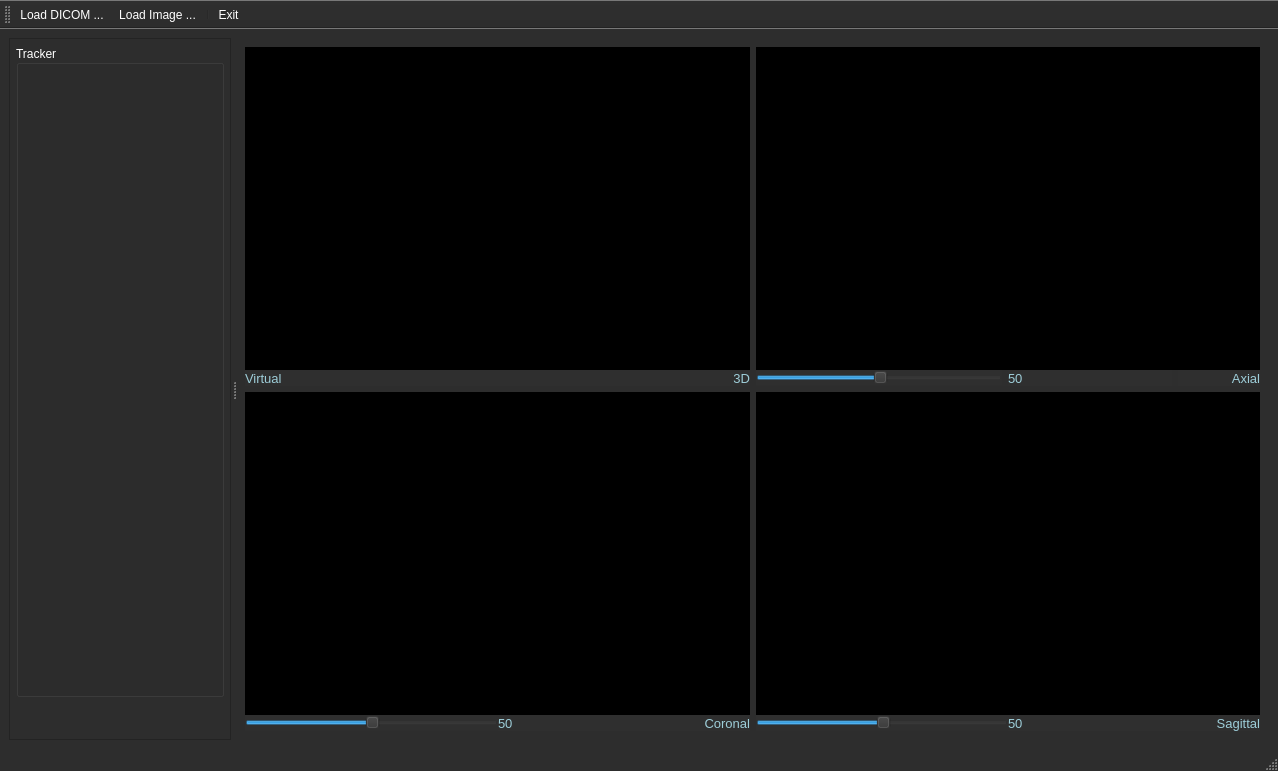
Old version of the form ui/MainWindow.ui in the repository DaneshJoy/bronchoscopy.
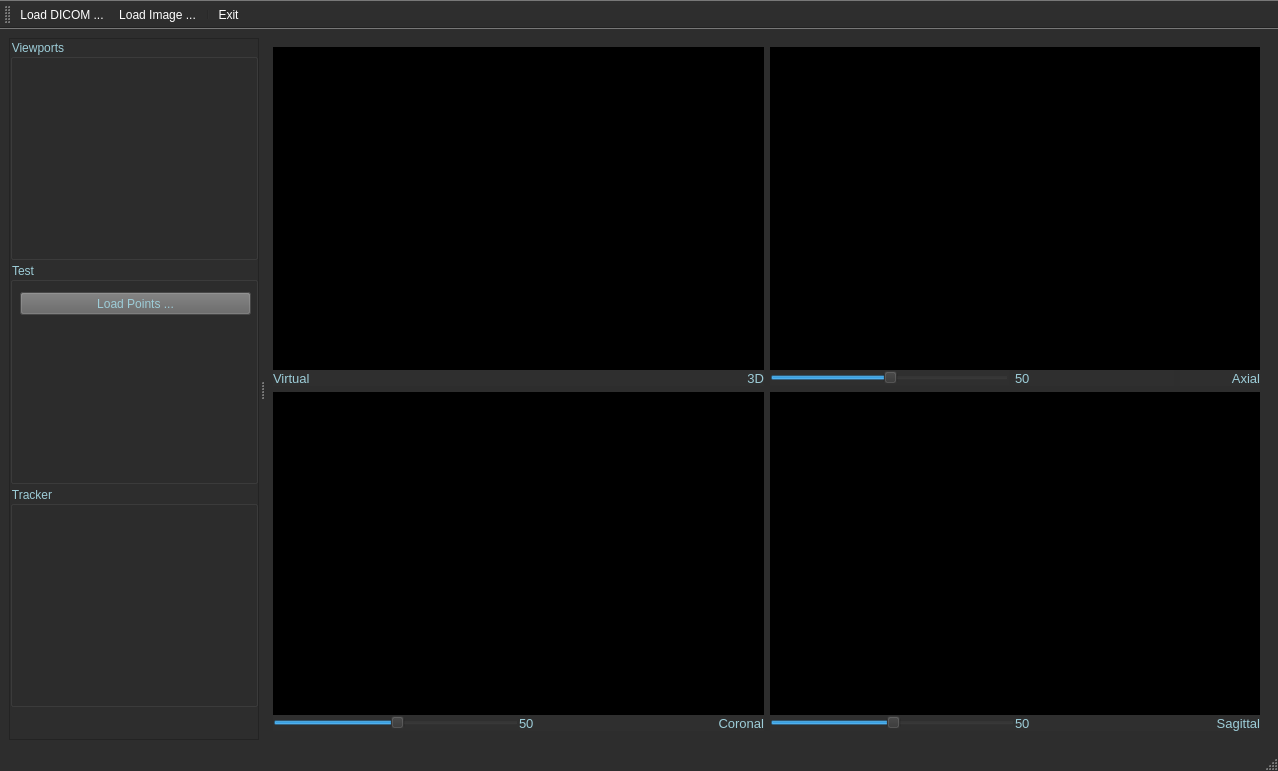
New version of the form. Icons and pictures are not drawn.

Commit message: Trajectory of points added

```diff
--- a/ui/MainWindow.ui
+++ b/ui/MainWindow.ui
@@ -332,7 +332,7 @@
         <enum>QFrame::StyledPanel</enum>
        </property>
        <property name="frameShadow">
-        <enum>QFrame::Sunken</enum>
+        <enum>QFrame::Plain</enum>
        </property>
        <property name="lineWidth">
         <number>1</number>
@@ -340,27 +340,24 @@
        <property name="midLineWidth">
         <number>0</number>
        </property>
-       <layout class="QGridLayout" name="gridLayout_2">
+       <layout class="QVBoxLayout" name="verticalLayout">
+        <property name="spacing">
+         <number>2</number>
+        </property>
         <property name="leftMargin">
-         <number>6</number>
+         <number>0</number>
         </property>
         <property name="topMargin">
-         <number>6</number>
+         <number>0</number>
         </property>
         <property name="rightMargin">
-         <number>6</number>
+         <number>0</number>
         </property>
         <property name="bottomMargin">
-         <number>6</number>
+         <number>0</number>
         </property>
-        <property name="horizontalSpacing">
-         <number>3</number>
-        </property>
-        <property name="verticalSpacing">
-         <number>6</number>
-        </property>
-        <item row="0" column="0">
-         <widget class="QGroupBox" name="groupBox">
+        <item>
+         <widget class="QGroupBox" name="groupBox_Viewports">
           <property name="enabled">
            <bool>true</bool>
           </property>
@@ -376,9 +373,9 @@
              <colorrole role="WindowText">
               <brush brushstyle="SolidPattern">
                <color alpha="255">
-                <red>255</red>
-                <green>255</green>
-                <blue>255</blue>
+                <red>157</red>
+                <green>205</green>
+                <blue>216</blue>
                </color>
               </brush>
              </colorrole>
@@ -430,9 +427,9 @@
              <colorrole role="Text">
               <brush brushstyle="SolidPattern">
                <color alpha="255">
-                <red>255</red>
-                <green>255</green>
-                <blue>255</blue>
+                <red>157</red>
+                <green>205</green>
+                <blue>216</blue>
                </color>
               </brush>
              </colorrole>
@@ -448,9 +445,9 @@
              <colorrole role="ButtonText">
               <brush brushstyle="SolidPattern">
                <color alpha="255">
-                <red>255</red>
-                <green>255</green>
-                <blue>255</blue>
+                <red>157</red>
+                <green>205</green>
+                <blue>216</blue>
                </color>
               </brush>
              </colorrole>
@@ -511,9 +508,9 @@
              <colorrole role="PlaceholderText">
               <brush brushstyle="NoBrush">
                <color alpha="128">
-                <red>255</red>
-                <green>255</green>
-                <blue>255</blue>
+                <red>157</red>
+                <green>205</green>
+                <blue>216</blue>
                </color>
               </brush>
              </colorrole>
@@ -522,9 +519,9 @@
              <colorrole role="WindowText">
               <brush brushstyle="SolidPattern">
                <color alpha="255">
-                <red>255</red>
-                <green>255</green>
-                <blue>255</blue>
+                <red>157</red>
+                <green>205</green>
+                <blue>216</blue>
                </color>
               </brush>
              </colorrole>
@@ -576,12 +573,158 @@
              <colorrole role="Text">
               <brush brushstyle="SolidPattern">
                <color alpha="255">
+                <red>157</red>
+                <green>205</green>
+                <blue>216</blue>
+               </color>
+              </brush>
+             </colorrole>
+             <colorrole role="BrightText">
+              <brush brushstyle="SolidPattern">
+               <color alpha="255">
                 <red>255</red>
                 <green>255</green>
                 <blue>255</blue>
                </color>
               </brush>
              </colorrole>
+             <colorrole role="ButtonText">
+              <brush brushstyle="SolidPattern">
+               <color alpha="255">
+                <red>157</red>
+                <green>205</green>
+                <blue>216</blue>
+               </color>
+              </brush>
+             </colorrole>
+             <colorrole role="Base">
+              <brush brushstyle="SolidPattern">
+               <color alpha="255">
+                <red>0</red>
+                <green>0</green>
+                <blue>0</blue>
+               </color>
+              </brush>
+             </colorrole>
+             <colorrole role="Window">
+              <brush brushstyle="SolidPattern">
+               <color alpha="255">
+                <red>121</red>
+                <green>121</green>
+                <blue>121</blue>
+               </color>
+              </brush>
+             </colorrole>
+             <colorrole role="Shadow">
+              <brush brushstyle="SolidPattern">
+               <color alpha="255">
+                <red>0</red>
+                <green>0</green>
+                <blue>0</blue>
+               </color>
+              </brush>
+             </colorrole>
+             <colorrole role="AlternateBase">
+              <brush brushstyle="SolidPattern">
+               <color alpha="255">
+                <red>62</red>
+                <green>62</green>
+                <blue>62</blue>
+               </color>
+              </brush>
+             </colorrole>
+             <colorrole role="ToolTipBase">
+              <brush brushstyle="SolidPattern">
+               <color alpha="255">
+                <red>255</red>
+                <green>255</green>
+                <blue>220</blue>
+               </color>
+              </brush>
+             </colorrole>
+             <colorrole role="ToolTipText">
+              <brush brushstyle="SolidPattern">
+               <color alpha="255">
+                <red>0</red>
+                <green>0</green>
+                <blue>0</blue>
+               </color>
+              </brush>
+             </colorrole>
+             <colorrole role="PlaceholderText">
+              <brush brushstyle="NoBrush">
+               <color alpha="128">
+                <red>157</red>
+                <green>205</green>
+                <blue>216</blue>
+               </color>
+              </brush>
+             </colorrole>
+            </inactive>
+            <disabled>
+             <colorrole role="WindowText">
+              <brush brushstyle="SolidPattern">
+               <color alpha="255">
+                <red>157</red>
+                <green>205</green>
+                <blue>216</blue>
+               </color>
+              </brush>
+             </colorrole>
+             <colorrole role="Button">
+              <brush brushstyle="SolidPattern">
+               <color alpha="255">
+                <red>255</red>
+                <green>255</green>
+                <blue>255</blue>
+               </color>
+              </brush>
+             </colorrole>
+             <colorrole role="Light">
+              <brush brushstyle="SolidPattern">
+               <color alpha="255">
+                <red>0</red>
+                <green>0</green>
+                <blue>0</blue>
+               </color>
+              </brush>
+             </colorrole>
+             <colorrole role="Midlight">
+              <brush brushstyle="SolidPattern">
+               <color alpha="255">
+                <red>0</red>
+                <green>0</green>
+                <blue>0</blue>
+               </color>
+              </brush>
+             </colorrole>
+             <colorrole role="Dark">
+              <brush brushstyle="SolidPattern">
+               <color alpha="255">
+                <red>127</red>
+                <green>127</green>
+                <blue>127</blue>
+               </color>
+              </brush>
+             </colorrole>
+             <colorrole role="Mid">
+              <brush brushstyle="SolidPattern">
+               <color alpha="255">
+                <red>170</red>
+                <green>170</green>
+                <blue>170</blue>
+               </color>
+              </brush>
+             </colorrole>
+             <colorrole role="Text">
+              <brush brushstyle="SolidPattern">
+               <color alpha="255">
+                <red>157</red>
+                <green>205</green>
+                <blue>216</blue>
+               </color>
+              </brush>
+             </colorrole>
              <colorrole role="BrightText">
               <brush brushstyle="SolidPattern">
                <color alpha="255">
@@ -594,12 +737,192 @@
              <colorrole role="ButtonText">
               <brush brushstyle="SolidPattern">
                <color alpha="255">
+                <red>157</red>
+                <green>205</green>
+                <blue>216</blue>
+               </color>
+              </brush>
+             </colorrole>
+             <colorrole role="Base">
+              <brush brushstyle="SolidPattern">
+               <color alpha="255">
+                <red>121</red>
+                <green>121</green>
+                <blue>121</blue>
+               </color>
+              </brush>
+             </colorrole>
+             <colorrole role="Window">
+              <brush brushstyle="SolidPattern">
+               <color alpha="255">
+                <red>121</red>
+                <green>121</green>
+                <blue>121</blue>
+               </color>
+              </brush>
+             </colorrole>
+             <colorrole role="Shadow">
+              <brush brushstyle="SolidPattern">
+               <color alpha="255">
+                <red>0</red>
+                <green>0</green>
+                <blue>0</blue>
+               </color>
+              </brush>
+             </colorrole>
+             <colorrole role="AlternateBase">
+              <brush brushstyle="SolidPattern">
+               <color alpha="255">
+                <red>62</red>
+                <green>62</green>
+                <blue>62</blue>
+               </color>
+              </brush>
+             </colorrole>
+             <colorrole role="ToolTipBase">
+              <brush brushstyle="SolidPattern">
+               <color alpha="255">
                 <red>255</red>
                 <green>255</green>
+                <blue>220</blue>
+               </color>
+              </brush>
+             </colorrole>
+             <colorrole role="ToolTipText">
+              <brush brushstyle="SolidPattern">
+               <color alpha="255">
+                <red>0</red>
+                <green>0</green>
+                <blue>0</blue>
+               </color>
+              </brush>
+             </colorrole>
+             <colorrole role="PlaceholderText">
+              <brush brushstyle="NoBrush">
+               <color alpha="128">
+                <red>157</red>
+                <green>205</green>
+                <blue>216</blue>
+               </color>
+              </brush>
+             </colorrole>
+            </disabled>
+           </palette>
+          </property>
+          <property name="font">
+           <font>
+            <weight>50</weight>
+            <bold>false</bold>
+            <strikeout>false</strikeout>
+            <kerning>true</kerning>
+           </font>
+          </property>
+          <property name="autoFillBackground">
+           <bool>false</bool>
+          </property>
+          <property name="styleSheet">
+           <string notr="true">color: rgb(157, 205, 216);</string>
+          </property>
+          <property name="title">
+           <string>Viewports</string>
+          </property>
+          <property name="alignment">
+           <set>Qt::AlignLeading|Qt::AlignLeft|Qt::AlignVCenter</set>
+          </property>
+          <property name="flat">
+           <bool>false</bool>
+          </property>
+          <property name="checkable">
+           <bool>false</bool>
+          </property>
+         </widget>
+        </item>
+        <item>
+         <widget class="QGroupBox" name="groupBox_Test">
+          <property name="enabled">
+           <bool>true</bool>
+          </property>
+          <property name="sizePolicy">
+           <sizepolicy hsizetype="Expanding" vsizetype="Preferred">
+            <horstretch>0</horstretch>
+            <verstretch>0</verstretch>
+           </sizepolicy>
+          </property>
+          <property name="palette">
+           <palette>
+            <active>
+             <colorrole role="WindowText">
+              <brush brushstyle="SolidPattern">
+               <color alpha="255">
+                <red>157</red>
+                <green>205</green>
+                <blue>216</blue>
+               </color>
+              </brush>
+             </colorrole>
+             <colorrole role="Light">
+              <brush brushstyle="SolidPattern">
+               <color alpha="255">
+                <red>0</red>
+                <green>0</green>
+                <blue>0</blue>
+               </color>
+              </brush>
+             </colorrole>
+             <colorrole role="Midlight">
+              <brush brushstyle="SolidPattern">
+               <color alpha="255">
+                <red>0</red>
+                <green>0</green>
+                <blue>0</blue>
+               </color>
+              </brush>
+             </colorrole>
+             <colorrole role="Dark">
+              <brush brushstyle="SolidPattern">
+               <color alpha="255">
+                <red>127</red>
+                <green>127</green>
+                <blue>127</blue>
+               </color>
+              </brush>
+             </colorrole>
+             <colorrole role="Mid">
+              <brush brushstyle="SolidPattern">
+               <color alpha="255">
+                <red>170</red>
+                <green>170</green>
+                <blue>170</blue>
+               </color>
+              </brush>
+             </colorrole>
+             <colorrole role="Text">
+              <brush brushstyle="SolidPattern">
+               <color alpha="255">
+                <red>157</red>
+                <green>205</green>
+                <blue>216</blue>
+               </color>
+              </brush>
+             </colorrole>
+             <colorrole role="BrightText">
+              <brush brushstyle="SolidPattern">
+               <color alpha="255">
+                <red>255</red>
+                <green>255</green>
                 <blue>255</blue>
                </color>
               </brush>
              </colorrole>
+             <colorrole role="ButtonText">
+              <brush brushstyle="SolidPattern">
+               <color alpha="255">
+                <red>157</red>
+                <green>205</green>
+                <blue>216</blue>
+               </color>
+              </brush>
+             </colorrole>
              <colorrole role="Base">
               <brush brushstyle="SolidPattern">
                <color alpha="255">
@@ -657,23 +980,395 @@
              <colorrole role="PlaceholderText">
               <brush brushstyle="NoBrush">
                <color alpha="128">
+                <red>157</red>
+                <green>205</green>
+                <blue>216</blue>
+               </color>
+              </brush>
+             </colorrole>
+            </active>
+            <inactive>
+             <colorrole role="WindowText">
+              <brush brushstyle="SolidPattern">
+               <color alpha="255">
+                <red>157</red>
+                <green>205</green>
+                <blue>216</blue>
+               </color>
+              </brush>
+             </colorrole>
+             <colorrole role="Light">
+              <brush brushstyle="SolidPattern">
+               <color alpha="255">
+                <red>0</red>
+                <green>0</green>
+                <blue>0</blue>
+               </color>
+              </brush>
+             </colorrole>
+             <colorrole role="Midlight">
+              <brush brushstyle="SolidPattern">
+               <color alpha="255">
+                <red>0</red>
+                <green>0</green>
+                <blue>0</blue>
+               </color>
+              </brush>
+             </colorrole>
+             <colorrole role="Dark">
+              <brush brushstyle="SolidPattern">
+               <color alpha="255">
+                <red>127</red>
+                <green>127</green>
+                <blue>127</blue>
+               </color>
+              </brush>
+             </colorrole>
+             <colorrole role="Mid">
+              <brush brushstyle="SolidPattern">
+               <color alpha="255">
+                <red>170</red>
+                <green>170</green>
+                <blue>170</blue>
+               </color>
+              </brush>
+             </colorrole>
+             <colorrole role="Text">
+              <brush brushstyle="SolidPattern">
+               <color alpha="255">
+                <red>157</red>
+                <green>205</green>
+                <blue>216</blue>
+               </color>
+              </brush>
+             </colorrole>
+             <colorrole role="BrightText">
+              <brush brushstyle="SolidPattern">
+               <color alpha="255">
                 <red>255</red>
                 <green>255</green>
                 <blue>255</blue>
                </color>
               </brush>
              </colorrole>
+             <colorrole role="ButtonText">
+              <brush brushstyle="SolidPattern">
+               <color alpha="255">
+                <red>157</red>
+                <green>205</green>
+                <blue>216</blue>
+               </color>
+              </brush>
+             </colorrole>
+             <colorrole role="Base">
+              <brush brushstyle="SolidPattern">
+               <color alpha="255">
+                <red>0</red>
+                <green>0</green>
+                <blue>0</blue>
+               </color>
+              </brush>
+             </colorrole>
+             <colorrole role="Window">
+              <brush brushstyle="SolidPattern">
+               <color alpha="255">
+                <red>121</red>
+                <green>121</green>
+                <blue>121</blue>
+               </color>
+              </brush>
+             </colorrole>
+             <colorrole role="Shadow">
+              <brush brushstyle="SolidPattern">
+               <color alpha="255">
+                <red>0</red>
+                <green>0</green>
+                <blue>0</blue>
+               </color>
+              </brush>
+             </colorrole>
+             <colorrole role="AlternateBase">
+              <brush brushstyle="SolidPattern">
+               <color alpha="255">
+                <red>62</red>
+                <green>62</green>
+                <blue>62</blue>
+               </color>
+              </brush>
+             </colorrole>
+             <colorrole role="ToolTipBase">
+              <brush brushstyle="SolidPattern">
+               <color alpha="255">
+                <red>255</red>
+                <green>255</green>
+                <blue>220</blue>
+               </color>
+              </brush>
+             </colorrole>
+             <colorrole role="ToolTipText">
+              <brush brushstyle="SolidPattern">
+               <color alpha="255">
+                <red>0</red>
+                <green>0</green>
+                <blue>0</blue>
+               </color>
+              </brush>
+             </colorrole>
+             <colorrole role="PlaceholderText">
+              <brush brushstyle="NoBrush">
+               <color alpha="128">
+                <red>157</red>
+                <green>205</green>
+                <blue>216</blue>
+               </color>
+              </brush>
+             </colorrole>
             </inactive>
             <disabled>
              <colorrole role="WindowText">
               <brush brushstyle="SolidPattern">
                <color alpha="255">
+                <red>157</red>
+                <green>205</green>
+                <blue>216</blue>
+               </color>
+              </brush>
+             </colorrole>
+             <colorrole role="Light">
+              <brush brushstyle="SolidPattern">
+               <color alpha="255">
+                <red>0</red>
+                <green>0</green>
+                <blue>0</blue>
+               </color>
+              </brush>
+             </colorrole>
+             <colorrole role="Midlight">
+              <brush brushstyle="SolidPattern">
+               <color alpha="255">
+                <red>0</red>
+                <green>0</green>
+                <blue>0</blue>
+               </color>
+              </brush>
+             </colorrole>
+             <colorrole role="Dark">
+              <brush brushstyle="SolidPattern">
+               <color alpha="255">
                 <red>127</red>
                 <green>127</green>
                 <blue>127</blue>
                </color>
               </brush>
              </colorrole>
+             <colorrole role="Mid">
+              <brush brushstyle="SolidPattern">
+               <color alpha="255">
+                <red>170</red>
+                <green>170</green>
+                <blue>170</blue>
+               </color>
+              </brush>
+             </colorrole>
+             <colorrole role="Text">
+              <brush brushstyle="SolidPattern">
+               <color alpha="255">
+                <red>157</red>
+                <green>205</green>
+                <blue>216</blue>
+               </color>
+              </brush>
+             </colorrole>
+             <colorrole role="BrightText">
+              <brush brushstyle="SolidPattern">
+               <color alpha="255">
+                <red>255</red>
+                <green>255</green>
+                <blue>255</blue>
+               </color>
+              </brush>
+             </colorrole>
+             <colorrole role="ButtonText">
+              <brush brushstyle="SolidPattern">
+               <color alpha="255">
+                <red>157</red>
+                <green>205</green>
+                <blue>216</blue>
+               </color>
+              </brush>
+             </colorrole>
+             <colorrole role="Base">
+              <brush brushstyle="SolidPattern">
+               <color alpha="255">
+                <red>121</red>
+                <green>121</green>
+                <blue>121</blue>
+               </color>
+              </brush>
+             </colorrole>
+             <colorrole role="Window">
+              <brush brushstyle="SolidPattern">
+               <color alpha="255">
+                <red>121</red>
+                <green>121</green>
+                <blue>121</blue>
+               </color>
+              </brush>
+             </colorrole>
+             <colorrole role="Shadow">
+              <brush brushstyle="SolidPattern">
+               <color alpha="255">
+                <red>0</red>
+                <green>0</green>
+                <blue>0</blue>
+               </color>
+              </brush>
+             </colorrole>
+             <colorrole role="AlternateBase">
+              <brush brushstyle="SolidPattern">
+               <color alpha="255">
+                <red>62</red>
+                <green>62</green>
+                <blue>62</blue>
+               </color>
+              </brush>
+             </colorrole>
+             <colorrole role="ToolTipBase">
+              <brush brushstyle="SolidPattern">
+               <color alpha="255">
+                <red>255</red>
+                <green>255</green>
+                <blue>220</blue>
+               </color>
+              </brush>
+             </colorrole>
+             <colorrole role="ToolTipText">
+              <brush brushstyle="SolidPattern">
+               <color alpha="255">
+                <red>0</red>
+                <green>0</green>
+                <blue>0</blue>
+               </color>
+              </brush>
+             </colorrole>
+             <colorrole role="PlaceholderText">
+              <brush brushstyle="NoBrush">
+               <color alpha="128">
+                <red>157</red>
+                <green>205</green>
+                <blue>216</blue>
+               </color>
+              </brush>
+             </colorrole>
+            </disabled>
+           </palette>
+          </property>
+          <property name="font">
+           <font>
+            <weight>50</weight>
+            <bold>false</bold>
+            <strikeout>false</strikeout>
+            <kerning>true</kerning>
+           </font>
+          </property>
+          <property name="autoFillBackground">
+           <bool>false</bool>
+          </property>
+          <property name="styleSheet">
+           <string notr="true">color: rgb(157, 205, 216);</string>
+          </property>
+          <property name="title">
+           <string>Test</string>
+          </property>
+          <property name="alignment">
+           <set>Qt::AlignLeading|Qt::AlignLeft|Qt::AlignVCenter</set>
+          </property>
+          <property name="flat">
+           <bool>false</bool>
+          </property>
+          <property name="checkable">
+           <bool>false</bool>
+          </property>
+          <widget class="QPushButton" name="btn_LoadPoints">
+           <property name="geometry">
+            <rect>
+             <x>10</x>
+             <y>30</y>
+             <width>231</width>
+             <height>23</height>
+            </rect>
+           </property>
+           <property name="cursor">
+            <cursorShape>PointingHandCursor</cursorShape>
+           </property>
+           <property name="toolTip">
+            <string>Load registered points from Matlab file</string>
+           </property>
+           <property name="styleSheet">
+            <string notr="true">background-color: rgba(99, 99, 99);</string>
+           </property>
+           <property name="text">
+            <string>Load Points ...</string>
+           </property>
+           <property name="flat">
+            <bool>false</bool>
+           </property>
+          </widget>
+          <widget class="QLabel" name="lbl_NumPoints">
+           <property name="geometry">
+            <rect>
+             <x>10</x>
+             <y>60</y>
+             <width>231</width>
+             <height>16</height>
+            </rect>
+           </property>
+           <property name="sizePolicy">
+            <sizepolicy hsizetype="Preferred" vsizetype="Preferred">
+             <horstretch>0</horstretch>
+             <verstretch>0</verstretch>
+            </sizepolicy>
+           </property>
+           <property name="font">
+            <font>
+             <pointsize>10</pointsize>
+            </font>
+           </property>
+           <property name="styleSheet">
+            <string notr="true">color: rgb(157, 205, 216);</string>
+           </property>
+           <property name="text">
+            <string/>
+           </property>
+           <property name="alignment">
+            <set>Qt::AlignLeading|Qt::AlignLeft|Qt::AlignVCenter</set>
+           </property>
+          </widget>
+         </widget>
+        </item>
+        <item>
+         <widget class="QGroupBox" name="groupBox_Tracker">
+          <property name="enabled">
+           <bool>true</bool>
+          </property>
+          <property name="sizePolicy">
+           <sizepolicy hsizetype="Expanding" vsizetype="Preferred">
+            <horstretch>0</horstretch>
+            <verstretch>0</verstretch>
+           </sizepolicy>
+          </property>
+          <property name="palette">
+           <palette>
+            <active>
+             <colorrole role="WindowText">
+              <brush brushstyle="SolidPattern">
+               <color alpha="255">
+                <red>157</red>
+                <green>205</green>
+                <blue>216</blue>
+               </color>
+              </brush>
+             </colorrole>
              <colorrole role="Button">
               <brush brushstyle="SolidPattern">
                <color alpha="255">
@@ -722,12 +1417,158 @@
              <colorrole role="Text">
               <brush brushstyle="SolidPattern">
                <color alpha="255">
+                <red>157</red>
+                <green>205</green>
+                <blue>216</blue>
+               </color>
+              </brush>
+             </colorrole>
+             <colorrole role="BrightText">
+              <brush brushstyle="SolidPattern">
+               <color alpha="255">
+                <red>255</red>
+                <green>255</green>
+                <blue>255</blue>
+               </color>
+              </brush>
+             </colorrole>
+             <colorrole role="ButtonText">
+              <brush brushstyle="SolidPattern">
+               <color alpha="255">
+                <red>157</red>
+                <green>205</green>
+                <blue>216</blue>
+               </color>
+              </brush>
+             </colorrole>
+             <colorrole role="Base">
+              <brush brushstyle="SolidPattern">
+               <color alpha="255">
+                <red>0</red>
+                <green>0</green>
+                <blue>0</blue>
+               </color>
+              </brush>
+             </colorrole>
+             <colorrole role="Window">
+              <brush brushstyle="SolidPattern">
+               <color alpha="255">
+                <red>121</red>
+                <green>121</green>
+                <blue>121</blue>
+               </color>
+              </brush>
+             </colorrole>
+             <colorrole role="Shadow">
+              <brush brushstyle="SolidPattern">
+               <color alpha="255">
+                <red>0</red>
+                <green>0</green>
+                <blue>0</blue>
+               </color>
+              </brush>
+             </colorrole>
+             <colorrole role="AlternateBase">
+              <brush brushstyle="SolidPattern">
+               <color alpha="255">
+                <red>62</red>
+                <green>62</green>
+                <blue>62</blue>
+               </color>
+              </brush>
+             </colorrole>
+             <colorrole role="ToolTipBase">
+              <brush brushstyle="SolidPattern">
+               <color alpha="255">
+                <red>255</red>
+                <green>255</green>
+                <blue>220</blue>
+               </color>
+              </brush>
+             </colorrole>
+             <colorrole role="ToolTipText">
+              <brush brushstyle="SolidPattern">
+               <color alpha="255">
+                <red>0</red>
+                <green>0</green>
+                <blue>0</blue>
+               </color>
+              </brush>
+             </colorrole>
+             <colorrole role="PlaceholderText">
+              <brush brushstyle="NoBrush">
+               <color alpha="128">
+                <red>157</red>
+                <green>205</green>
+                <blue>216</blue>
+               </color>
+              </brush>
+             </colorrole>
+            </active>
+            <inactive>
+             <colorrole role="WindowText">
+              <brush brushstyle="SolidPattern">
+               <color alpha="255">
+                <red>157</red>
+                <green>205</green>
+                <blue>216</blue>
+               </color>
+              </brush>
+             </colorrole>
+             <colorrole role="Button">
+              <brush brushstyle="SolidPattern">
+               <color alpha="255">
+                <red>255</red>
+                <green>255</green>
+                <blue>255</blue>
+               </color>
+              </brush>
+             </colorrole>
+             <colorrole role="Light">
+              <brush brushstyle="SolidPattern">
+               <color alpha="255">
+                <red>0</red>
+                <green>0</green>
+                <blue>0</blue>
+               </color>
+              </brush>
+             </colorrole>
+             <colorrole role="Midlight">
+              <brush brushstyle="SolidPattern">
+               <color alpha="255">
+                <red>0</red>
+                <green>0</green>
+                <blue>0</blue>
+               </color>
+              </brush>
+             </colorrole>
+             <colorrole role="Dark">
+              <brush brushstyle="SolidPattern">
+               <color alpha="255">
                 <red>127</red>
                 <green>127</green>
                 <blue>127</blue>
                </color>
               </brush>
              </colorrole>
+             <colorrole role="Mid">
+              <brush brushstyle="SolidPattern">
+               <color alpha="255">
+                <red>170</red>
+                <green>170</green>
+                <blue>170</blue>
+               </color>
+              </brush>
+             </colorrole>
+             <colorrole role="Text">
+              <brush brushstyle="SolidPattern">
+               <color alpha="255">
+                <red>157</red>
+                <green>205</green>
+                <blue>216</blue>
+               </color>
+              </brush>
+             </colorrole>
              <colorrole role="BrightText">
               <brush brushstyle="SolidPattern">
                <color alpha="255">
@@ -740,12 +1581,158 @@
              <colorrole role="ButtonText">
               <brush brushstyle="SolidPattern">
                <color alpha="255">
+                <red>157</red>
+                <green>205</green>
+                <blue>216</blue>
+               </color>
+              </brush>
+             </colorrole>
+             <colorrole role="Base">
+              <brush brushstyle="SolidPattern">
+               <color alpha="255">
+                <red>0</red>
+                <green>0</green>
+                <blue>0</blue>
+               </color>
+              </brush>
+             </colorrole>
+             <colorrole role="Window">
+              <brush brushstyle="SolidPattern">
+               <color alpha="255">
+                <red>121</red>
+                <green>121</green>
+                <blue>121</blue>
+               </color>
+              </brush>
+             </colorrole>
+             <colorrole role="Shadow">
+              <brush brushstyle="SolidPattern">
+               <color alpha="255">
+                <red>0</red>
+                <green>0</green>
+                <blue>0</blue>
+               </color>
+              </brush>
+             </colorrole>
+             <colorrole role="AlternateBase">
+              <brush brushstyle="SolidPattern">
+               <color alpha="255">
+                <red>62</red>
+                <green>62</green>
+                <blue>62</blue>
+               </color>
+              </brush>
+             </colorrole>
+             <colorrole role="ToolTipBase">
+              <brush brushstyle="SolidPattern">
+               <color alpha="255">
+                <red>255</red>
+                <green>255</green>
+                <blue>220</blue>
+               </color>
+              </brush>
+             </colorrole>
+             <colorrole role="ToolTipText">
+              <brush brushstyle="SolidPattern">
+               <color alpha="255">
+                <red>0</red>
+                <green>0</green>
+                <blue>0</blue>
+               </color>
+              </brush>
+             </colorrole>
+             <colorrole role="PlaceholderText">
+              <brush brushstyle="NoBrush">
+               <color alpha="128">
+                <red>157</red>
+                <green>205</green>
+                <blue>216</blue>
+               </color>
+              </brush>
+             </colorrole>
+            </inactive>
+            <disabled>
+             <colorrole role="WindowText">
+              <brush brushstyle="SolidPattern">
+               <color alpha="255">
+                <red>157</red>
+                <green>205</green>
+                <blue>216</blue>
+               </color>
+              </brush>
+             </colorrole>
+             <colorrole role="Button">
+              <brush brushstyle="SolidPattern">
+               <color alpha="255">
+                <red>255</red>
+                <green>255</green>
+                <blue>255</blue>
+               </color>
+              </brush>
+             </colorrole>
+             <colorrole role="Light">
+              <brush brushstyle="SolidPattern">
+               <color alpha="255">
+                <red>0</red>
+                <green>0</green>
+                <blue>0</blue>
+               </color>
+              </brush>
+             </colorrole>
+             <colorrole role="Midlight">
+              <brush brushstyle="SolidPattern">
+               <color alpha="255">
+                <red>0</red>
+                <green>0</green>
+                <blue>0</blue>
+               </color>
+              </brush>
+             </colorrole>
+             <colorrole role="Dark">
+              <brush brushstyle="SolidPattern">
+               <color alpha="255">
                 <red>127</red>
                 <green>127</green>
                 <blue>127</blue>
                </color>
               </brush>
              </colorrole>
+             <colorrole role="Mid">
+              <brush brushstyle="SolidPattern">
+               <color alpha="255">
+                <red>170</red>
+                <green>170</green>
+                <blue>170</blue>
+               </color>
+              </brush>
+             </colorrole>
+             <colorrole role="Text">
+              <brush brushstyle="SolidPattern">
+               <color alpha="255">
+                <red>157</red>
+                <green>205</green>
+                <blue>216</blue>
+               </color>
+              </brush>
+             </colorrole>
+             <colorrole role="BrightText">
+              <brush brushstyle="SolidPattern">
+               <color alpha="255">
+                <red>255</red>
+                <green>255</green>
+                <blue>255</blue>
+               </color>
+              </brush>
+             </colorrole>
+             <colorrole role="ButtonText">
+              <brush brushstyle="SolidPattern">
+               <color alpha="255">
+                <red>157</red>
+                <green>205</green>
+                <blue>216</blue>
+               </color>
+              </brush>
+             </colorrole>
              <colorrole role="Base">
               <brush brushstyle="SolidPattern">
                <color alpha="255">
@@ -803,9 +1790,9 @@
              <colorrole role="PlaceholderText">
               <brush brushstyle="NoBrush">
                <color alpha="128">
-                <red>255</red>
-                <green>255</green>
-                <blue>255</blue>
+                <red>157</red>
+                <green>205</green>
+                <blue>216</blue>
                </color>
               </brush>
              </colorrole>
@@ -823,6 +1810,9 @@
           <property name="autoFillBackground">
            <bool>false</bool>
           </property>
+          <property name="styleSheet">
+           <string notr="true">color: rgb(157, 205, 216);</string>
+          </property>
           <property name="title">
            <string>Tracker</string>
           </property>
@@ -830,14 +1820,14 @@
            <set>Qt::AlignLeading|Qt::AlignLeft|Qt::AlignVCenter</set>
           </property>
           <property name="flat">
-           <bool>true</bool>
+           <bool>false</bool>
           </property>
           <property name="checkable">
            <bool>false</bool>
           </property>
          </widget>
         </item>
-        <item row="1" column="0">
+        <item>
          <widget class="QLabel" name="label">
           <property name="enabled">
            <bool>true</bool>
```
Left out of the diff: 9 changed lines with no effect on the pictures. The commit also changes 7 other files.
